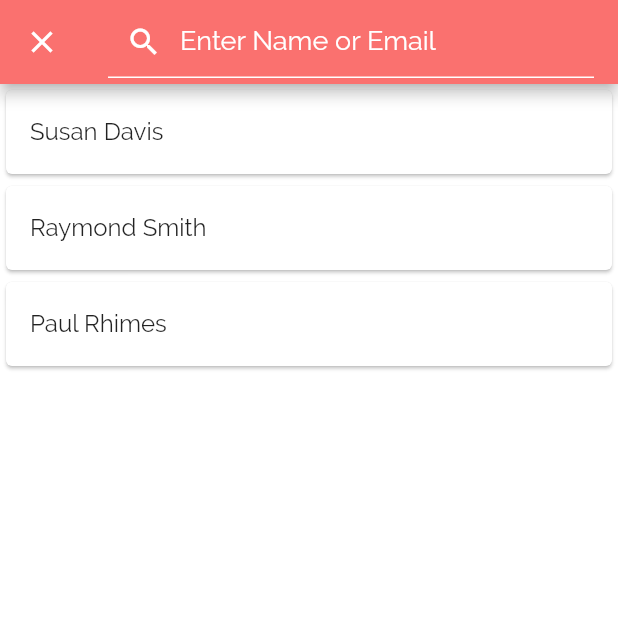
After one commit to 5herlocked/FitnessTracker, a Flutter app: the AddClientPage screen opened directly, after a tap on the "search" icon, on a phone screen of 412 x 824 dp, the top half of it. The commit adds this screen. Run offline on Flutter 3.47's test engine with Material 2 defaults, Android fonts, the phone set to English and light mode, and no system bars; our stand-ins replace flutter_slidable; accounts and stored records are empty.

Commit message:
Added AddClient Page
- Added Add Client page where trainers can search for clients and add them to their list. (Missing API calls)

```diff
--- a/lib/UserListPage/user_list_page.dart
+++ b/lib/UserListPage/user_list_page.dart
@@ -1,24 +1,30 @@
+import 'package:fitnesstracker/addClientPage/add_client_page.dart';
 import 'package:fitnesstracker/entities/client.dart';
 import 'package:fitnesstracker/entities/trainer.dart';
 import 'package:fitnesstracker/entities/exercise.dart';
 import 'package:fitnesstracker/entities/profile.dart';
 import 'package:fitnesstracker/exerciseDetailPage/exercise_detail.dart';
+import 'package:fitnesstracker/loginRegistrationPage/login_form.dart';
 import 'package:flutter/material.dart';
 import 'package:flutter_slidable/flutter_slidable.dart';
 import 'package:fitnesstracker/app.dart';
+import 'package:fitnesstracker/entities/testEntities.dart';
 
 import '../decorations.dart';
 
 class UserListPage<T extends Profile> extends StatefulWidget {
   final T user;
+  bool trainerView;
 
   @override
   _UserListPageState<T> createState() => _UserListPageState<T>();
-  UserListPage({Key key, this.user}) : super (key: key);
+  UserListPage({Key key, this.user, this.trainerView}) : super (key: key);
 }
 
 class _UserListPageState<T extends Profile> extends State<UserListPage<T>> {
   var _list;
+  String pageTitle;
+  bool isFloatingActionButtonVisible;
 
   @override
   void initState() {
@@ -36,11 +42,15 @@ class _UserListPageState<T extends Profile> extends State<UserListPage<T>> {
           content = new Center(
             child: Text("Looks like you have no assigned exercises today"),
           );
+          pageTitle = "Assigned Exercises";
+          isFloatingActionButtonVisible = false;
           break;
         case Trainer:
           content = new Center(
             child: Text("Looks like you have no clients"),
           );
+          pageTitle = "Client List";
+          isFloatingActionButtonVisible = true;
           break;
       }
     } else {
@@ -50,17 +60,21 @@ class _UserListPageState<T extends Profile> extends State<UserListPage<T>> {
             itemCount: _list.length,
             itemBuilder: _buildExercises,
           );
+          isFloatingActionButtonVisible = false;
+          pageTitle = "Assigned Exercises";
           break;
         case Trainer:
           content = ListView.builder(
             itemCount: _list.length,
             itemBuilder: _buildClients,
           );
+          isFloatingActionButtonVisible = true;
+          pageTitle = "Client List";
       }
     }
     return Scaffold(
       appBar: AppBar(
-        title: Text("Assigned Exercises"),
+        title: Text(pageTitle),
       ),
         body: SafeArea(
           child: Container (
@@ -73,6 +87,22 @@ class _UserListPageState<T extends Profile> extends State<UserListPage<T>> {
               ],
             ),
           ),
+        ),
+        floatingActionButton: new Visibility(
+          // if the text fields are enabled, then the floating action button
+          // should be invisible
+            visible: isFloatingActionButtonVisible,
+            child: FloatingActionButton(
+              onPressed: () {
+                setState(() {
+                  Navigator.push(
+                      context,
+                      MaterialPageRoute(builder: (context) => AddClientPage(listOfClientsUnderTrainer: _list,)));
+                });
+              },
+              child: Icon(Icons.add),
+              backgroundColor: Decorations.accentColour,
+            )
         )
     );
   }
@@ -84,7 +114,8 @@ class _UserListPageState<T extends Profile> extends State<UserListPage<T>> {
         _list = List<Exercise>();
         break;
       case Trainer:
-        _list = List<Client>();
+        //_list = List<Client>();
+      _list = TestEntities.testClientList;
         break;
     }
   }
--- /dev/null
+++ b/lib/addClientPage/add_client_page.dart
@@ -0,0 +1,133 @@
+import 'package:fitnesstracker/decorations.dart';
+import 'package:fitnesstracker/entities/client.dart';
+import 'package:fitnesstracker/entities/testEntities.dart';
+import 'package:flutter/material.dart';
+
+class AddClientPage extends StatefulWidget {
+  List<Client> listOfClientsUnderTrainer;
+  AddClientPage({ Key key, this.listOfClientsUnderTrainer}) : super(key: key);
+
+  @override
+  __AddClientPageState createState() => new __AddClientPageState();
+}
+
+class __AddClientPageState extends State<AddClientPage> {
+  // final formKey = new GlobalKey<FormState>();
+  // final key = new GlobalKey<ScaffoldState>();
+  final TextEditingController _filter = new TextEditingController();
+  String _searchText = "";
+  List<Client> names = new List();
+  List<Client> filteredNames = new List();
+  Icon _searchIcon = new Icon(Icons.search);
+  Widget _appBarTitle = new Text('Search Client');
+
+  __AddClientPageState() {
+    _filter.addListener(() {
+      if (_filter.text.isEmpty) {
+        setState(() {
+          _searchText = "";
+          filteredNames = names;
+        });
+      } else {
+        setState(() {
+          _searchText = _filter.text;
+        });
+      }
+    });
+  }
+
+  @override
+  void initState() {
+    this._getNames();
+    super.initState();
+  }
+
+  Widget build(BuildContext context) {
+    return Scaffold(
+      appBar: _buildBar(context),
+      body: Container(
+        decoration: BoxDecoration(
+          color: Colors.white,
+        ),
+        child: _buildList(),
+      ),
+      resizeToAvoidBottomPadding: false,
+    );
+  }
+
+  Widget _buildBar(BuildContext context) {
+    return new AppBar(
+      backgroundColor: Decorations.accentColour,
+      centerTitle: true,
+      title: _appBarTitle,
+      leading: new IconButton(
+        icon: _searchIcon,
+        onPressed: _searchPressed,
+      ),
+    );
+  }
+
+  Widget _buildList() {
+    if (_searchText.isNotEmpty) {
+      List<Client> tempList = new List();
+      for(Client client in filteredNames) {
+        if(client.fullName.toLowerCase().contains(_searchText.toLowerCase()) || client.emailID.contains(_searchText)){
+          tempList.add(client);
+        }
+      }
+      filteredNames = tempList;
+    }
+    return ListView.builder(
+      itemCount: names == null ? 0 : filteredNames.length,
+      itemBuilder: (BuildContext context, int index) {
+        return Card(
+          child: ListTile(
+            title: Text(filteredNames.elementAt(index).fullName),
+            onTap: () {
+              _addClient(filteredNames, index);
+            },
+          )
+        );
+      },
+    );
+  }
+
+
+  void _addClient(List<Client> filteredNames, int index) {
+    if(!(widget.listOfClientsUnderTrainer.contains(filteredNames.elementAt(index))))
+      widget.listOfClientsUnderTrainer.add(filteredNames.elementAt(index));
+
+    //send a post request to the API to set the trainerId field for this client
+
+  }
+
+  void _searchPressed() {
+    setState(() {
+      if (this._searchIcon.icon == Icons.search) {
+        this._searchIcon = new Icon(Icons.close);
+        this._appBarTitle = new TextField(
+          style: TextStyle(color: Colors.white, fontSize: 18),
+          controller: _filter,
+          decoration: Decorations.searchBar
+        );
+      } else {
+        this._searchIcon = new Icon(Icons.search);
+        this._appBarTitle = new Text('Search Client');
+        filteredNames = names;
+        _filter.clear();
+      }
+    });
+  }
+
+  void _getNames() async {
+    List tempList = new List();
+    // call the API to get a list of all the clients not assigned to this trainer
+    // getAllUnassignedClients()
+    tempList = TestEntities.testClientListAll;
+    setState(() {
+      names = tempList;
+      names.shuffle();
+      filteredNames = names;
+    });
+  }
+}
--- a/lib/app.dart
+++ b/lib/app.dart
@@ -106,7 +106,7 @@ class _AppState<T extends Profile> extends State<App> {
           _currentBody = ProfilePage<Client>(user: widget.user,);
           break;
         case ClientViewTabItem.exercises:
-          _currentBody = UserListPage<Client>(user: widget.user,);
+          _currentBody = UserListPage<Client>(user: widget.user, trainerView: widget.trainerView,);
           break;
         case ClientViewTabItem.history:
           _currentBody = ExerciseHistoryPage(client: widget.user,);
--- a/lib/decorations.dart
+++ b/lib/decorations.dart
@@ -65,6 +65,15 @@ class Decorations {
     color: Colors.black,
   );
 
+  static var searchBar = InputDecoration(
+      prefixIcon: new Icon(Icons.search, color: Colors.white,),
+      hintText: 'Enter Name or Email',
+      hintStyle: TextStyle(color: Colors.white, fontSize: 18),
+      enabledBorder: UnderlineInputBorder(
+        borderSide: BorderSide(color: Colors.white),
+      )
+  );
+
   // gradients
   static var backgroundGradient = LinearGradient(
       colors: [
--- a/lib/entities/testEntities.dart
+++ b/lib/entities/testEntities.dart
@@ -33,6 +33,7 @@ class TestEntities {
       email:"someemail@gmail.com",
       firstName:"Billy",
       lastName: "Joe",
+      fullName: "Billy Joe",
       phoneNumber:"1234567890",
       password:"joeBilly420",
       trainerID: 5,
@@ -42,6 +43,7 @@ class TestEntities {
       email: "testemail2@gmail.com",
       firstName: "billy",
       lastName: "joe",
+      fullName: "billy joe",
       phoneNumber: "1234567890",
       password: "password",
       trainerID: 5,
@@ -51,6 +53,41 @@ class TestEntities {
       email:"bluejay28@gmail.com",
       firstName:"Blue",
       lastName:"Jay",
+      fullName: "Blue Jay",
+      phoneNumber:"7708888888",
+      password:"blue28",
+      trainerID: 5,
+    ),
+  ];
+
+
+  static List<Client> testClientListAll = <Client> [
+    Client(
+      clientID:5,
+      email:"someemail@gmail.com",
+      firstName:"Susan",
+      lastName: "Davis",
+      fullName: "Susan Davis",
+      phoneNumber:"1234567890",
+      password:"joeBilly420",
+      trainerID: 5,
+    ),
+    Client(
+      clientID:11,
+      email: "testemail2@gmail.com",
+      firstName: "Paul",
+      lastName: "Rhimes",
+      fullName: "Paul Rhimes",
+      phoneNumber: "1234567890",
+      password: "password",
+      trainerID: 5,
+    ),
+    Client(
+      clientID:17,
+      email:"bluejay28@gmail.com",
+      firstName:"Raymond",
+      lastName:"Smith",
+      fullName: "Raymond Smith",
       phoneNumber:"7708888888",
       password:"blue28",
       trainerID: 5,
```
Lines whose indentation alone changed are shown as unchanged.
